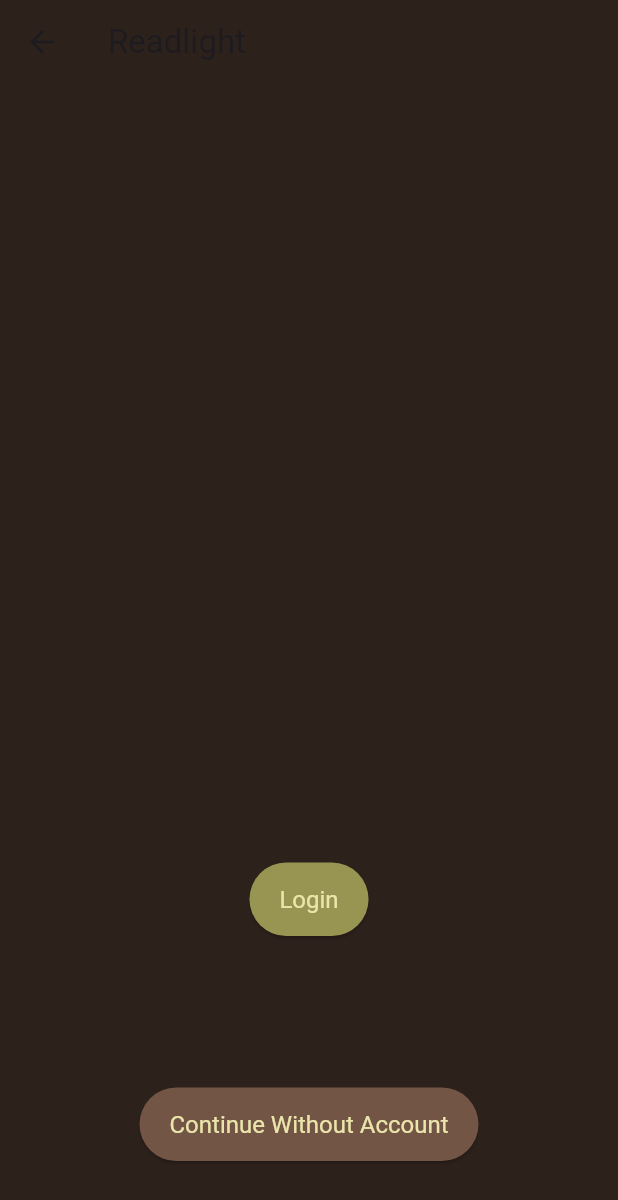
After one commit to Gaudan90/Readlight, a Flutter app: the LoginScreen screen opened directly, on a phone screen of 412 x 824 dp. The commit adds this screen. Shown: the top 1200 px of the screen. Run offline on Flutter 3.47's test engine with Material 3 defaults, Android fonts, the phone set to English and light mode, and no system bars.

Commit message:
wip: added buttons

```diff
--- a/readlight/lib/components/loading_bar.dart
+++ b/readlight/lib/components/loading_bar.dart
@@ -1,6 +1,6 @@
 import 'package:flutter/material.dart';
-import 'loading_controller.dart';
-import 'loading_state.dart';
+import '../controllers/loading_controller.dart';
+import '../states/loading_state.dart';
 
 class LoadingBar extends StatefulWidget {
   final LoadingState state;
--- /dev/null
+++ b/readlight/lib/components/login_button.dart
@@ -0,0 +1,42 @@
+import 'package:flutter/material.dart';
+import '../theme/app_colors.dart';
+
+class LoginButton extends StatelessWidget {
+  final VoidCallback? onPressed;
+
+  const LoginButton({Key? key, this.onPressed}) : super(key: key);
+
+  @override
+  Widget build(BuildContext context) {
+    return ElevatedButton(
+      onPressed: onPressed ?? () => print('Login button pressed!'),
+      style: ElevatedButton.styleFrom(
+        backgroundColor: AppColors.oliveGreen,
+        foregroundColor: AppColors.lightBeige,
+        padding: EdgeInsets.symmetric(horizontal: 20, vertical: 15),
+        textStyle: TextStyle(fontSize: 16),
+      ),
+      child: Text('Login'),
+    );
+  }
+}
+
+class PlaceholderButton extends StatelessWidget {
+  final VoidCallback? onPressed;
+
+  const PlaceholderButton({Key? key, this.onPressed}) : super(key: key);
+
+  @override
+  Widget build(BuildContext context) {
+    return ElevatedButton(
+      onPressed: onPressed ?? () => print('Placeholder button pressed!'),
+      style: ElevatedButton.styleFrom(
+        backgroundColor: AppColors.lightBrown,
+        foregroundColor: AppColors.lightBeige,
+        padding: EdgeInsets.symmetric(horizontal: 20, vertical: 15),
+        textStyle: TextStyle(fontSize: 16),
+      ),
+      child: Text('Continue Without Account'),
+    );
+  }
+}
--- a/readlight/lib/screens/loading_screen.dart
+++ b/readlight/lib/screens/loading_screen.dart
@@ -1,6 +1,6 @@
 import 'package:flutter/material.dart';
 import '../components/loading_bar.dart';
-import '../components/loading_state.dart';
+import '../states/loading_state.dart';
 import 'next_screen.dart';
 import '../theme/app_colors.dart';
 
--- /dev/null
+++ b/readlight/lib/screens/login_screen.dart
@@ -0,0 +1,52 @@
+import 'package:flutter/material.dart';
+import '../theme/app_colors.dart';
+import 'next_screen_login.dart';
+import '/components/login_button.dart';
+
+class LoginScreen extends StatelessWidget {
+  const LoginScreen({super.key});
+
+  @override
+  Widget build(BuildContext context) {
+    return Scaffold(
+      appBar: AppBar(
+        title: const Text('Readlight'),
+        backgroundColor: AppColors.onSurfaceVariant,
+      ),
+      body: Stack(
+        children: [
+          Positioned(
+            bottom: 200,
+            left: 0,
+            right: 0,
+            child: Center(
+              child: LoginButton(
+                onPressed: () {
+                  Navigator.of(context).pushReplacement(
+                    MaterialPageRoute(
+                        builder: (context) => const NextScreenLogin()),
+                  );
+                },
+              ),
+            ),
+          ),
+          Positioned(
+            bottom: 50,
+            left: 0,
+            right: 0,
+            child: Center(
+              child: PlaceholderButton(
+                onPressed: () {
+                  Navigator.of(context).pushReplacement(
+                    MaterialPageRoute(
+                        builder: (context) => const NextScreenLogin()),
+                  );
+                },
+              ),
+            ),
+          ),
+        ],
+      ),
+    );
+  }
+}
```
Also changed, not shown: readlight/lib/screens/next_screen.dart (+9 -1 lines), readlight/lib/screens/next_screen_login.dart (added, +21 -0 lines), readlight/lib/controllers/loading_controller.dart (renamed from readlight/lib/components/loading_controller.dart), readlight/lib/states/loading_state.dart (renamed from readlight/lib/components/loading_state.dart).
